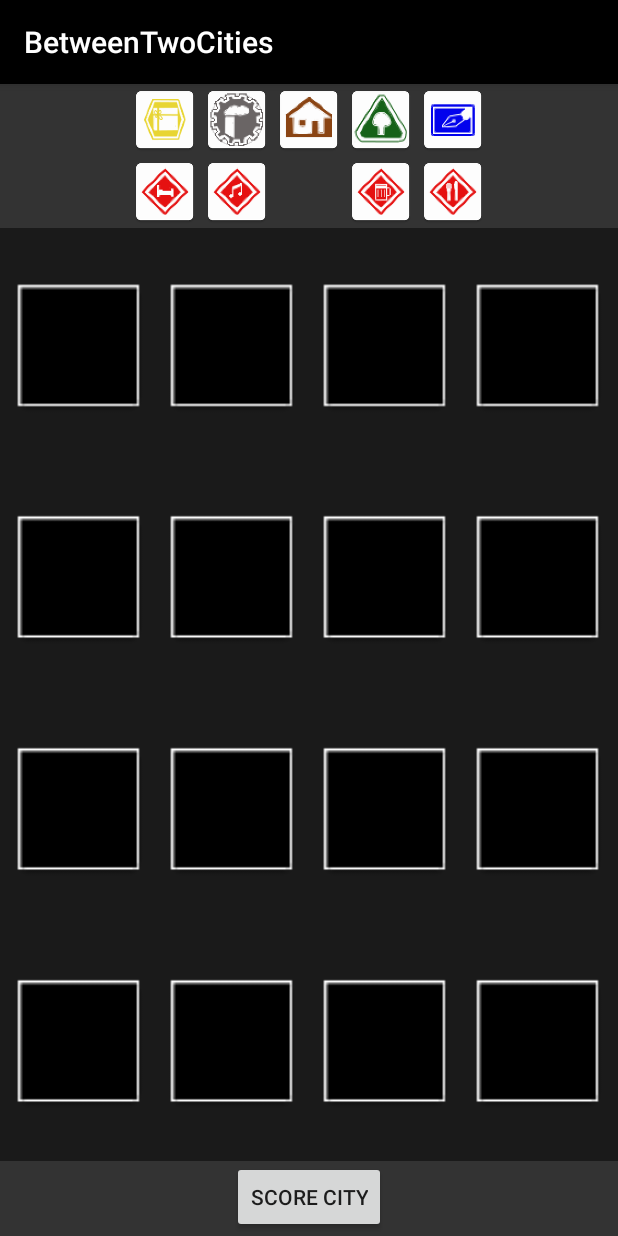
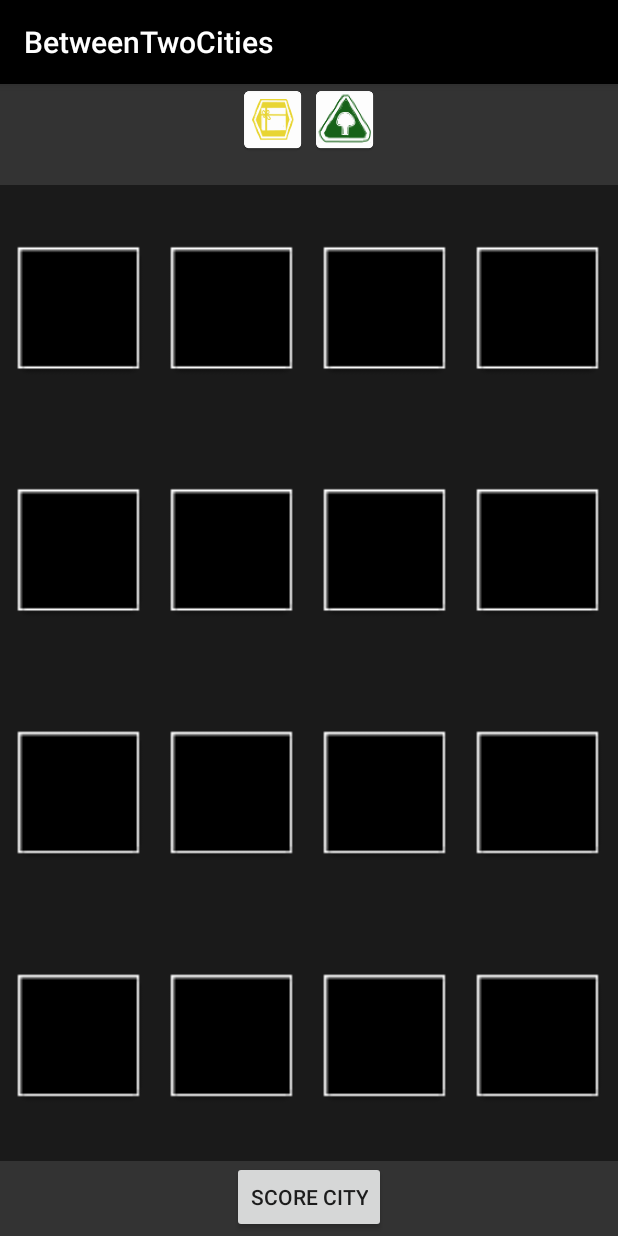
Before and after one commit to Brojowski/b2c_app, an Android app: the screen it shows after launch (MainActivity), on a phone screen of 412 x 824 dp. Run offline under Robolectric (Android 15) with nearby library versions, the phone set to English and light mode, and no system bars.

Commit message:
Add functionality of icon drafting layouts (7,5,3) and placing two.

```diff
--- a/app/src/main/java/com/example/alex/betweentwocities/BuildingIcon.java
+++ b/app/src/main/java/com/example/alex/betweentwocities/BuildingIcon.java
@@ -3,6 +3,7 @@ package com.example.alex.betweentwocities;
 import android.content.ClipData;
 import android.content.Context;
 import android.content.res.TypedArray;
+import android.graphics.Canvas;
 import android.os.Build;
 import android.support.v7.widget.AppCompatImageView;
 import android.util.AttributeSet;
@@ -44,17 +45,42 @@ public class BuildingIcon extends AppCompatImageView implements IDragCallback
         try
         {
             strBuildingType = a.getInt(R.styleable.BuildingIcon_buildingType, 0);
-            _numberOfTiles = a.getInteger(R.styleable.BuildingIcon_numberOfIcons, 16);
         } finally
         {
             a.recycle();
         }
 
         _building = BuildingResourceConverter.buildingFromInt(strBuildingType);
+        updateDrawable();
+    }
+
+    public void setBuildingType(BuildingType type)
+    {
+        _building = type;
+        invalidate();
+    }
+
+    public BuildingType getBuildingType()
+    {
+        return _building;
+    }
+
+    public int getNumberBuildings()
+    {
+        return _numberOfTiles;
+    }
+
+    public void setNumberOfTiles(int number)
+    {
+        _numberOfTiles = number;
+    }
+
+    private void updateDrawable()
+    {
         int drawableResource = BuildingResourceConverter.drawableFromBuilding(_building);
         if (drawableResource != -1)
         {
-            setImageDrawable(context.getDrawable(drawableResource));
+            setImageDrawable(getContext().getDrawable(drawableResource));
         }
         else
         {
@@ -63,12 +89,20 @@ public class BuildingIcon extends AppCompatImageView implements IDragCallback
     }
 
     @Override
+    protected void onDraw(Canvas canvas)
+    {
+        updateDrawable();
+        super.onDraw(canvas);
+    }
+
+    @Override
     public void onDragComplete()
     {
         _numberOfTiles--;
         if (_numberOfTiles <= 0)
         {
-            this.setVisibility(GONE);
+            _building = BuildingType.Blank;
+            invalidate();
         }
     }
 
@@ -80,7 +114,8 @@ public class BuildingIcon extends AppCompatImageView implements IDragCallback
         @Override
         public boolean onTouch(View view, MotionEvent motionEvent)
         {
-            if (motionEvent.getAction() == MotionEvent.ACTION_DOWN)
+            if (motionEvent.getAction() == MotionEvent.ACTION_DOWN
+                    && _building != BuildingType.Blank)
             {
                 ClipData data = BuildingResourceConverter.clipFromBuilding(_building);
                 View.DragShadowBuilder shadowBuilder = new View.DragShadowBuilder(view);
--- /dev/null
+++ b/app/src/main/java/com/example/alex/betweentwocities/IconManager.java
@@ -0,0 +1,239 @@
+package com.example.alex.betweentwocities;
+
+import android.graphics.Point;
+import android.util.Log;
+import android.view.DragEvent;
+import android.view.View;
+import android.widget.GridLayout;
+
+import java.util.ArrayList;
+import java.util.HashSet;
+import java.util.Set;
+
+/**
+ * Class to manage BuildingIcons and their configurations.
+ */
+
+public class IconManager
+{
+    public enum Mode
+    {
+        AllAvailable,
+        Draft7,
+        Draft5,
+        Draft3,
+        Place2
+    }
+
+    private static final int[][] ICON = new int[][]
+            {
+                    {
+                            R.id.icon_1x1,
+                            R.id.icon_1x2,
+                            R.id.icon_1x3,
+                            R.id.icon_1x4,
+                            R.id.icon_1x5,
+                            R.id.icon_1x6,
+                            R.id.icon_1x7,
+                    },
+                    {
+                            R.id.icon_2x1,
+                            R.id.icon_2x2,
+                            R.id.icon_2x3,
+                            R.id.icon_2x4,
+                    }
+            };
+
+    // If unlisted, defaults to on.
+    private static Set<Point> CONFIG_ALL_OPEN;   // 5x2
+    private static Set<Point> CONFIG_DRAFT_7;    // 7 line
+    private static Set<Point> CONFIG_DRAFT_5;    // 5 line
+    private static Set<Point> CONFIG_DRAFT_3;    // 3 line
+    private static Set<Point> CONFIG_PLACE_2;
+    private static ArrayList<BuildingType> ICONS_ALL;
+
+
+    private Mode _iconLayoutMode = Mode.AllAvailable;
+    private BuildingIcon[][] _iconViews;
+    private ArrayList<BuildingType> _iconTypes;
+
+    public IconManager(PortraitActivity context, int iconLayout)
+    {
+        init();
+        generateBuildingIcons(context);
+        GridLayout iconArea = (GridLayout)context.findViewById(iconLayout);
+        iconArea.setOnDragListener(new RemoveFromBoardDropListener());
+    }
+
+    private void generateBuildingIcons(PortraitActivity context)
+    {
+        _iconViews = new BuildingIcon[2][];
+        _iconViews[0] = new BuildingIcon[7];
+        _iconViews[1] = new BuildingIcon[4];
+        for (int y = 0; y < ICON.length; y++)
+        {
+            for (int x = 0; x < ICON[y].length; x++)
+            {
+                _iconViews[y][x] = (BuildingIcon) context.findViewById(ICON[y][x]);
+                Log.v(IconManager.class.toString(), _iconViews[y][x].toString() + "[y:" + y + ",x:" + x + "]");
+            }
+        }
+    }
+
+    public void setLayoutMode(Mode layoutMode)
+    {
+        _iconLayoutMode = layoutMode;
+        int numberTiles = 1;
+        if (_iconLayoutMode == Mode.AllAvailable)
+        {
+            setIcons(ICONS_ALL);
+            numberTiles = 17;
+        }
+        Set<Point> layoutSet = configFromMode(_iconLayoutMode);
+        for (Point p : layoutSet)
+        {
+            Log.v(this.getClass().toString(),"Hiding BuildingIcon at [y:"+p.y+",x:"+p.x+"]");
+            _iconViews[p.y - 1][p.x - 1].setVisibility(View.GONE);
+            _iconViews[p.y - 1][p.x - 1].setNumberOfTiles(numberTiles);
+        }
+    }
+
+    public void setIcons(ArrayList<BuildingType> icons)
+    {
+        _iconTypes = icons;
+        Set<Point> offIcons = configFromMode(_iconLayoutMode);
+        int max = _iconTypes.size();
+        int i = 0;
+        for (int y = 0; y < ICON.length; y++)
+        {
+            for (int x = 0; x < ICON[y].length; x++)
+            {
+                if (i < max && !offIcons.contains(new Point(x+1,y+1)))
+                {
+                    _iconViews[y][x].setBuildingType(_iconTypes.get(i));
+                    i++;
+                }
+            }
+        }
+    }
+
+    private static void init()
+    {
+        if (CONFIG_ALL_OPEN == null)
+        {
+            CONFIG_ALL_OPEN = new HashSet<>();
+            CONFIG_ALL_OPEN.add(new Point(1,1));
+            CONFIG_ALL_OPEN.add(new Point(7,1));
+        }
+        if (CONFIG_DRAFT_7 == null)
+        {
+            CONFIG_DRAFT_7 = new HashSet<>();
+            // Bottom row off.
+            CONFIG_DRAFT_7.add(new Point(1,2));
+            CONFIG_DRAFT_7.add(new Point(2,2));
+            CONFIG_DRAFT_7.add(new Point(3,2));
+            CONFIG_DRAFT_7.add(new Point(4,2));
+        }
+        if (CONFIG_DRAFT_5 == null)
+        {
+            CONFIG_DRAFT_5 = new HashSet<>();
+            // First
+            CONFIG_DRAFT_5.add(new Point(1,1));
+            // Last
+            CONFIG_DRAFT_5.add(new Point(7,1));
+            // Turns bottom row off
+            CONFIG_DRAFT_5.add(new Point(1,2));
+            CONFIG_DRAFT_5.add(new Point(2,2));
+            CONFIG_DRAFT_5.add(new Point(3,2));
+            CONFIG_DRAFT_5.add(new Point(4,2));
+        }
+        if (CONFIG_DRAFT_3 == null)
+        {
+            CONFIG_DRAFT_3 = new HashSet<>();
+            // Top row
+            CONFIG_DRAFT_3.add(new Point(1,1));
+            CONFIG_DRAFT_3.add(new Point(2,1));
+            CONFIG_DRAFT_3.add(new Point(6,1));
+            CONFIG_DRAFT_3.add(new Point(7,1));
+            // Turns bottom row off
+            CONFIG_DRAFT_3.add(new Point(1,2));
+            CONFIG_DRAFT_3.add(new Point(2,2));
+            CONFIG_DRAFT_3.add(new Point(3,2));
+            CONFIG_DRAFT_3.add(new Point(4,2));
+        }
+        if (CONFIG_PLACE_2 == null)
+        {
+            CONFIG_PLACE_2 = new HashSet<>();
+            // Top row
+            CONFIG_PLACE_2.add(new Point(1,1));
+            CONFIG_PLACE_2.add(new Point(2,1));
+            CONFIG_PLACE_2.add(new Point(4,1));
+            CONFIG_PLACE_2.add(new Point(6,1));
+            CONFIG_PLACE_2.add(new Point(7,1));
+            // Turns bottom row off
+            CONFIG_PLACE_2.add(new Point(1,2));
+            CONFIG_PLACE_2.add(new Point(2,2));
+            CONFIG_PLACE_2.add(new Point(3,2));
+            CONFIG_PLACE_2.add(new Point(4,2));
+        }
+        if (ICONS_ALL == null)
+        {
+            ICONS_ALL = new ArrayList<>();
+            ICONS_ALL.add(BuildingType.Shop);
+            ICONS_ALL.add(BuildingType.Factory);
+            ICONS_ALL.add(BuildingType.House);
+            ICONS_ALL.add(BuildingType.Office);
+            ICONS_ALL.add(BuildingType.Park);
+            ICONS_ALL.add(BuildingType.Tavern_Bed);
+            ICONS_ALL.add(BuildingType.Tavern_Drink);
+            ICONS_ALL.add(BuildingType.Tavern_Food);
+            ICONS_ALL.add(BuildingType.Tavern_Music);
+        }
+    }
+
+    private static Set<Point> configFromMode(Mode displayMode)
+    {
+        switch (displayMode)
+        {
+            case AllAvailable:
+                return CONFIG_ALL_OPEN;
+            case Draft7:
+                return CONFIG_DRAFT_7;
+            case Draft5:
+                return CONFIG_DRAFT_5;
+            case Draft3:
+                return CONFIG_DRAFT_3;
+            case Place2:
+                return CONFIG_PLACE_2;
+        }
+        return null;
+    }
+
+    private class RemoveFromBoardDropListener extends CallbackOnDragListener
+    {
+
+        @Override
+        public boolean onDragEvent(View v, DragEvent event)
+        {
+            Set<Point> offIcons = configFromMode(_iconLayoutMode);
+            if (event.getAction() == DragEvent.ACTION_DROP)
+            {
+                BuildingType returnedTile = BuildingResourceConverter.buildingFromClipData(event.getClipData());
+                for (int y = 0; y < _iconViews.length; y++)
+                {
+                    for (int x = 0; x < _iconViews[y].length; x++)
+                    {
+                        if (!offIcons.contains(new Point(x+1,y+1))
+                                && _iconViews[y][x].getBuildingType() == BuildingType.Blank)
+                        {
+                            _iconViews[y][x].setBuildingType(returnedTile);
+                            _iconViews[y][x].setNumberOfTiles(1);
+                            return true;
+                        }
+                    }
+                }
+            }
+            return true;
+        }
+    }
+}
--- a/app/src/main/java/com/example/alex/betweentwocities/MainActivity.java
+++ b/app/src/main/java/com/example/alex/betweentwocities/MainActivity.java
@@ -8,9 +8,12 @@ import android.widget.Button;
 import android.widget.GridLayout;
 import android.widget.Toast;
 
+import java.util.ArrayList;
+
 public class MainActivity extends PortraitActivity
 {
     private BoardManager _displayManager;
+    private IconManager _iconManager;
 
     @Override
     protected void onCreate(Bundle savedInstanceState)
@@ -22,6 +25,12 @@ public class MainActivity extends PortraitActivity
         score_btn.setOnClickListener(new ScoreOnClickListener());
 
         _displayManager = new BoardManager(this);
+        _iconManager = new IconManager(this, R.id.building_icons);
+        _iconManager.setLayoutMode(IconManager.Mode.Place2);
+        ArrayList<BuildingType> temp = new ArrayList<>();
+        temp.add(BuildingType.Shop);
+        temp.add(BuildingType.Park);
+        _iconManager.setIcons(temp);
     }
 
     private class ScoreOnClickListener implements View.OnClickListener
--- a/app/src/main/res/layout/activity_main.xml
+++ b/app/src/main/res/layout/activity_main.xml
@@ -1,72 +1,19 @@
 <?xml version="1.0" encoding="utf-8"?>
 <RelativeLayout
     xmlns:android="http://schemas.android.com/apk/res/android"
-    xmlns:custom="http://schemas.android.com/apk/res-auto"
     xmlns:tools="http://schemas.android.com/tools"
     android:layout_width="match_parent"
     android:layout_height="match_parent"
     android:background="@color/colorPrimaryDark"
     tools:context="com.example.alex.betweentwocities.MainActivity">
 
-    <GridLayout
-        android:id="@+id/building_icons"
-        android:layout_width="wrap_content"
-        android:layout_height="wrap_content"
-        android:layout_alignParentTop="true"
-        android:layout_centerHorizontal="true"
-        android:columnCount="5"
-        android:rowCount="2"
-        >
-
-        <com.example.alex.betweentwocities.BuildingIcon
-            android:layout_width="wrap_content"
-            custom:buildingType="shop"
-            custom:numberOfIcons="2"
-            />
-
-        <com.example.alex.betweentwocities.BuildingIcon
-            android:layout_width="wrap_content"
-            custom:buildingType="factory"
-            />
-
-        <com.example.alex.betweentwocities.BuildingIcon
-            android:layout_width="wrap_content"
-            custom:buildingType="house"
-            />
-
-        <com.example.alex.betweentwocities.BuildingIcon
-            android:layout_width="wrap_content"
-            custom:buildingType="park"
-            />
-
-        <com.example.alex.betweentwocities.BuildingIcon
-            android:layout_width="wrap_content"
-            custom:buildingType="office"
-            />
-
-        <com.example.alex.betweentwocities.BuildingIcon
-            android:layout_width="wrap_content"
-            custom:buildingType="bed_tavern"
-            />
-
-        <com.example.alex.betweentwocities.BuildingIcon
-            android:layout_width="wrap_content"
-            custom:buildingType="music_tavern"
-            />
-
-        <TextView/>
-
-        <com.example.alex.betweentwocities.BuildingIcon
-        android:layout_width="wrap_content"
-        custom:buildingType="drink_tavern"
+    <include layout="@layout/layout_tile_selection"
+             android:id="@+id/building_icons"
+             android:layout_width="wrap_content"
+             android:layout_height="wrap_content"
+             android:layout_alignParentTop="true"
+             android:layout_centerHorizontal="true"
         />
-
-        <com.example.alex.betweentwocities.BuildingIcon
-        android:layout_width="wrap_content"
-        custom:buildingType="food_tavern"
-        />
-
-    </GridLayout>
 
     <Button
         android:id="@+id/score_btn"
--- /dev/null
+++ b/app/src/main/res/layout/layout_tile_selection.xml
@@ -0,0 +1,73 @@
+<?xml version="1.0" encoding="utf-8"?>
+<GridLayout xmlns:android="http://schemas.android.com/apk/res/android"
+            android:layout_width="match_parent"
+            android:layout_height="match_parent"
+            android:columnCount="7"
+            android:rowCount="2"
+    >
+    <!-- TextViews are blank spaces in the grid -->
+
+    <com.example.alex.betweentwocities.BuildingIcon
+        android:id="@+id/icon_1x1"
+        android:layout_width="wrap_content"
+        />
+
+    <com.example.alex.betweentwocities.BuildingIcon
+        android:id="@+id/icon_1x2"
+        android:layout_width="wrap_content"
+        />
+
+    <com.example.alex.betweentwocities.BuildingIcon
+        android:id="@+id/icon_1x3"
+        android:layout_width="wrap_content"
+        />
+
+    <com.example.alex.betweentwocities.BuildingIcon
+        android:id="@+id/icon_1x4"
+        android:layout_width="wrap_content"
+        />
+
+    <com.example.alex.betweentwocities.BuildingIcon
+        android:id="@+id/icon_1x5"
+        android:layout_width="wrap_content"
+        />
+
+    <com.example.alex.betweentwocities.BuildingIcon
+        android:id="@+id/icon_1x6"
+        android:layout_width="wrap_content"
+        />
+
+    <com.example.alex.betweentwocities.BuildingIcon
+        android:id="@+id/icon_1x7"
+        android:layout_width="wrap_content"
+        />
+
+     <!--Line break-->
+
+    <TextView/>
+
+    <com.example.alex.betweentwocities.BuildingIcon
+        android:id="@+id/icon_2x1"
+        android:layout_width="wrap_content"
+        />
+
+    <com.example.alex.betweentwocities.BuildingIcon
+        android:id="@+id/icon_2x2"
+        android:layout_width="wrap_content"
+        />
+
+    <TextView/>
+
+    <com.example.alex.betweentwocities.BuildingIcon
+        android:id="@+id/icon_2x3"
+        android:layout_width="wrap_content"
+        />
+
+    <com.example.alex.betweentwocities.BuildingIcon
+        android:id="@+id/icon_2x4"
+        android:layout_width="wrap_content"
+        />
+
+    <TextView/>
+
+</GridLayout>
--- a/app/src/main/res/values/attrs_building_icon.xml
+++ b/app/src/main/res/values/attrs_building_icon.xml
@@ -12,6 +12,5 @@
             <enum name="food_tavern" value="8" />
             <enum name="music_tavern" value="9" />
         </attr>
-        <attr name="numberOfIcons" format="integer" />
     </declare-styleable>
 </resources>
```
